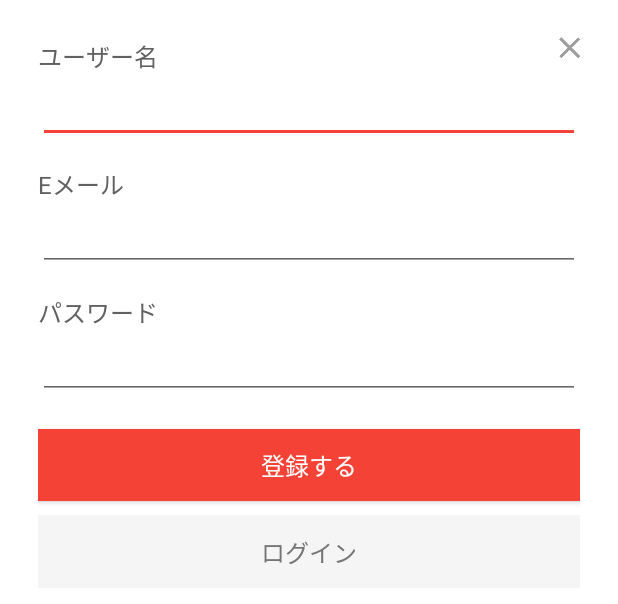
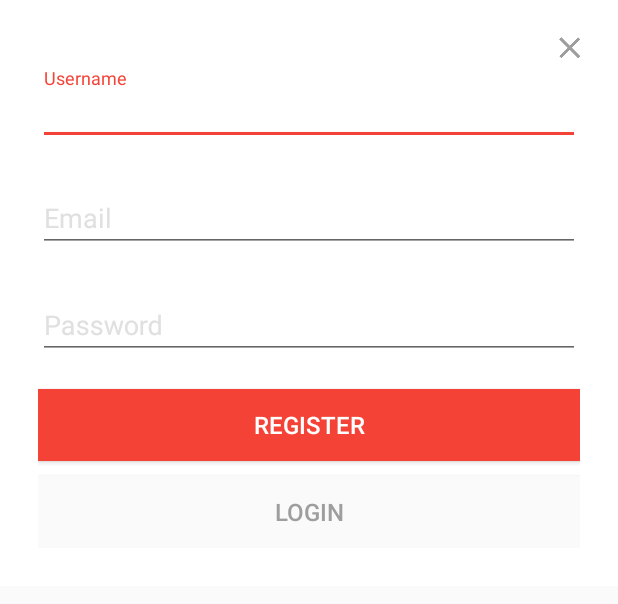
Before and after one commit to Jimeux/Yezna-Android, an Android app: the layout activity_connect.xml on its own in the app's theme, with its tools: preview values and no code run, on a phone screen of 412 x 824 dp. Shown: the top 604 px of the screen. Run offline under Robolectric (Android 15) with nearby library versions, the phone set to English and light mode, and no system bars.

Commit message:
Improved connect form styles.

```diff
--- a/app/src/main/java/com/moobasoft/yezna/ui/activities/ConnectActivity.java
+++ b/app/src/main/java/com/moobasoft/yezna/ui/activities/ConnectActivity.java
@@ -4,11 +4,11 @@ import android.graphics.PorterDuff;
 import android.os.Bundle;
 import android.support.annotation.Nullable;
 import android.support.v4.view.ViewCompat;
+import android.view.View;
 import android.view.ViewGroup;
 import android.widget.Button;
 import android.widget.EditText;
 import android.widget.ProgressBar;
-import android.widget.TextView;
 import android.widget.Toast;
 
 import com.moobasoft.yezna.App;
@@ -39,9 +39,7 @@ public class ConnectActivity extends BaseActivity implements ConnectPresenter.Vi
     @Bind(R.id.btn_primary)     Button primaryBtn;
     @Bind(R.id.btn_secondary)   Button secondaryBtn;
     @Bind(R.id.processing_view) ViewGroup processingView;
-    @Bind(R.id.email_tv)        TextView emailTv;
-    @Bind(R.id.username_tv)     TextView usernameTv;
-    @Bind(R.id.password_tv)     TextView passwordTv;
+    @Bind(R.id.email_label)     View emailLabel;
     @Bind(R.id.email_et)        EditText emailEt;
     @Bind(R.id.username_et)     EditText usernameEt;
     @Bind(R.id.password_et)     EditText passwordEt;
@@ -74,12 +72,12 @@ public class ConnectActivity extends BaseActivity implements ConnectPresenter.Vi
 
     private void switchForms(boolean loginForm) {
         if (loginForm) {
-            emailTv.setVisibility(VISIBLE);
+            emailLabel.setVisibility(VISIBLE);
             emailEt.setVisibility(VISIBLE);
             primaryBtn.setText(getString(R.string.register));
             secondaryBtn.setText(getString(R.string.login));
         } else {
-            emailTv.setVisibility(GONE);
+            emailLabel.setVisibility(GONE);
             emailEt.setVisibility(GONE);
             primaryBtn.setText(getString(R.string.login));
             secondaryBtn.setText(getString(R.string.register));
--- a/app/src/main/res/layout/activity_connect.xml
+++ b/app/src/main/res/layout/activity_connect.xml
@@ -1,11 +1,12 @@
 <ScrollView xmlns:android="http://schemas.android.com/apk/res/android"
+    xmlns:app="http://schemas.android.com/apk/res-auto"
     xmlns:tools="http://schemas.android.com/tools"
     android:layout_width="fill_parent"
     android:layout_height="wrap_content"
     android:background="@color/white"
     android:gravity="center"
+    android:maxWidth="380dp"
     android:minWidth="350dp"
-    android:maxWidth="380dp"
     android:orientation="vertical"
     tools:context="com.moobasoft.helloeigo.ui.activities.ConnectActivity">
 
@@ -14,63 +15,64 @@
         android:layout_height="wrap_content">
 
         <ImageView
-            android:paddingTop="20dp"
-            android:paddingRight="20dp"
-            android:layout_alignParentRight="true"
             android:id="@+id/btn_close"
             android:layout_width="wrap_content"
             android:layout_height="wrap_content"
+            android:layout_alignParentRight="true"
             android:layout_gravity="right"
+            android:paddingRight="20dp"
+            android:paddingTop="20dp"
             android:src="@drawable/ic_close_white_24dp"
             android:tint="@color/grey500" />
 
         <LinearLayout
-            android:padding="25dp"
             android:layout_width="match_parent"
             android:layout_height="wrap_content"
-            android:orientation="vertical">
+            android:orientation="vertical"
+            android:padding="25dp">
 
-            <TextView
-                style="@style/FormLabel"
-                android:id="@+id/username_tv"
-                android:text="@string/username" />
+            <android.support.design.widget.TextInputLayout
+                style="@style/FormLabel">
 
                 <EditText
                     style="@style/FormTextField"
                     android:id="@+id/username_et"
+                    android:hint="@string/username"
                     android:inputType="text" />
+            </android.support.design.widget.TextInputLayout>
 
-            <TextView
-                style="@style/FormLabel"
-                android:id="@+id/email_tv"
-                android:layout_marginTop="15dp"
-                android:text="@string/email" />
+            <android.support.design.widget.TextInputLayout
+                android:id="@+id/email_label"
+                style="@style/FormLabel">
 
                 <EditText
                     style="@style/FormTextField"
                     android:id="@+id/email_et"
+                    android:hint="@string/email"
                     android:inputType="textEmailAddress" />
+            </android.support.design.widget.TextInputLayout>
 
-            <TextView
-                style="@style/FormLabel"
-                android:id="@+id/password_tv"
-                android:layout_marginTop="15dp"
-                android:text="@string/password" />
+            <android.support.design.widget.TextInputLayout
+                style="@style/FormLabel">
 
                 <EditText
                     style="@style/FormTextField"
                     android:id="@+id/password_et"
+                    android:layout_width="match_parent"
+                    android:layout_height="wrap_content"
                     android:layout_marginBottom="20dp"
+                    android:hint="@string/password"
                     android:inputType="textPassword" />
+            </android.support.design.widget.TextInputLayout>
 
             <Button
                 android:id="@+id/btn_primary"
                 android:layout_width="match_parent"
                 android:layout_height="wrap_content"
-                android:textSize="16sp"
                 android:background="@color/colorPrimary"
                 android:text="@string/register"
-                android:textColor="@color/white" />
+                android:textColor="@color/white"
+                android:textSize="16sp" />
 
             <include layout="@layout/btn_processing" />
 
@@ -79,10 +81,10 @@
                 android:layout_width="match_parent"
                 android:layout_height="wrap_content"
                 android:layout_marginTop="10dp"
-                android:textSize="16sp"
-                android:background="@color/grey100"
+                android:background="@color/grey50"
                 android:text="@string/login"
-                android:textColor="@color/grey600" />
+                android:textColor="@color/grey500"
+                android:textSize="16sp" />
         </LinearLayout>
 
     </RelativeLayout>
--- a/app/src/main/res/values/strings.xml
+++ b/app/src/main/res/values/strings.xml
@@ -4,11 +4,14 @@
     <string name="login_success">ログインしました</string>
     <string name="login_error">ログインできませんでした</string>
     <string name="register_success">Hello Eigoへようこそ、%1$s</string>
-    <string name="register">登録する</string>
-    <string name="login">ログイン</string>
-    <string name="username">ユーザー名</string>
-    <string name="email">Eメール</string>
-    <string name="password">パスワード</string>
+
+    <string name="register">Register</string>
+    <string name="login">Login</string>
+
+    <string name="username">Username</string>
+    <string name="email">Email</string>
+    <string name="password">Password</string>
+
     <string name="logout_success">ログアウトしました</string>
     <string name="logout">ログアウト</string>
 
--- a/app/src/main/res/values/styles.xml
+++ b/app/src/main/res/values/styles.xml
@@ -15,7 +15,7 @@
 
     <style name="AppTheme.Titleless" parent="Theme.AppCompat.Light.Dialog">
         <item name="windowNoTitle">true</item>
-        <item name="colorControlNormal">@color/grey500</item>
+        <item name="colorControlNormal">@color/grey300</item>
         <item name="colorControlActivated">@color/colorPrimary</item>
         <item name="colorControlHighlight">@color/white</item>
         <item name="colorPrimary">@color/colorPrimary</item>
@@ -39,21 +39,22 @@
     </style>
 
     <style name="FormLabel" parent="AppTheme">
+        <item name="android:layout_marginTop">20dp</item>
         <item name="android:layout_width">match_parent</item>
         <item name="android:layout_height">wrap_content</item>
         <item name="android:textColor">@color/grey700</item>
         <item name="android:textSize">16sp</item>
+        <item name="android:textColorHint">@color/grey300</item>
     </style>
 
     <style name="FormTextField" parent="AppTheme">
-        <item name="android:layout_marginTop">5dp</item>
         <item name="android:layout_width">match_parent</item>
         <item name="android:layout_height">wrap_content</item>
         <item name="android:paddingTop">8dp</item>
         <item name="android:paddingBottom">8dp</item>
         <item name="android:gravity">top</item>
-
         <item name="android:textColor">@color/grey700</item>
+        <item name="android:textColorHint">@color/grey300</item>
         <item name="android:textSize">18sp</item>
     </style>
 
```
Lines whose indentation alone changed are shown as unchanged.
